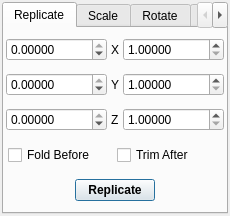
The window that trunk/src/gui/celltransform.ui (trisyoungs/aten) describes before a commit, drawn with Qt 5.
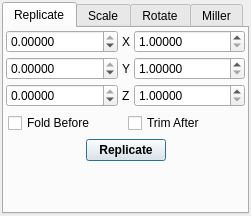
The same window after the commit. Icons and pictures are not drawn.

The edit to the form file:
```diff
--- a/trunk/src/gui/celltransform.ui
+++ b/trunk/src/gui/celltransform.ui
@@ -6,7 +6,7 @@
    <rect>
     <x>0</x>
     <y>0</y>
-    <width>230</width>
+    <width>251</width>
     <height>216</height>
    </rect>
   </property>
@@ -302,6 +302,19 @@
          </item>
         </layout>
        </item>
+       <item>
+        <spacer name="verticalSpacer_2">
+         <property name="orientation">
+          <enum>Qt::Vertical</enum>
+         </property>
+         <property name="sizeHint" stdset="0">
+          <size>
+           <width>20</width>
+           <height>40</height>
+          </size>
+         </property>
+        </spacer>
+       </item>
       </layout>
      </widget>
      <widget class="QWidget" name="ScaleTab">
```
Left out of the diff: 13 changed lines with no effect on the pictures.
